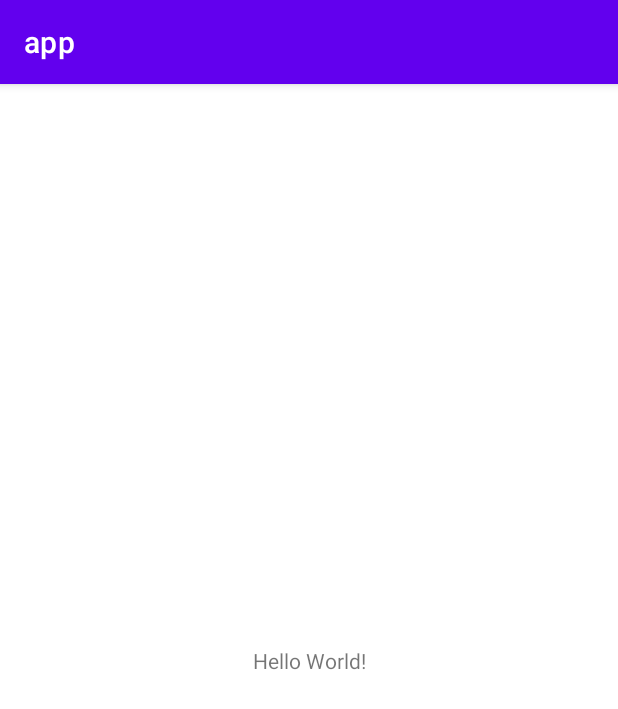
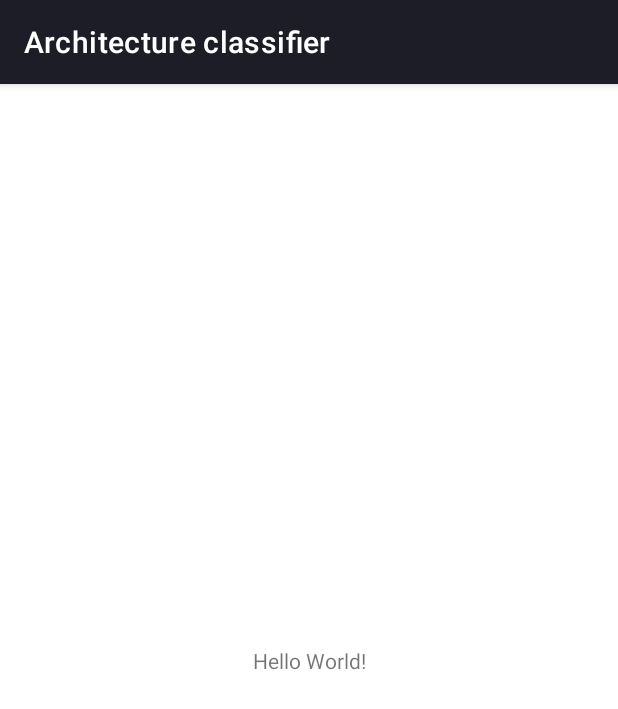
Before and after one commit to elysian-projects/architecture-classifier, an Android app: the screen it shows after launch (MainActivity), on a phone screen of 412 x 824 dp. Shown: the top 709 px of the screen. Run offline under Robolectric (Android 15) with nearby library versions, the phone set to English and light mode, and no system bars.

Commit message:
chore: change base colors in the color themes
* edit application name in strings

```diff
--- a/app/app/src/main/res/values-night/themes.xml
+++ b/app/app/src/main/res/values-night/themes.xml
@@ -2,12 +2,12 @@
     <!-- Base application theme. -->
     <style name="Theme.App" parent="Theme.MaterialComponents.DayNight.DarkActionBar">
         <!-- Primary brand color. -->
-        <item name="colorPrimary">@color/purple_200</item>
-        <item name="colorPrimaryVariant">@color/purple_700</item>
+        <item name="colorPrimary">@color/gray_dark</item>
+        <item name="colorPrimaryVariant">@color/gray_dark</item>
         <item name="colorOnPrimary">@color/black</item>
         <!-- Secondary brand color. -->
-        <item name="colorSecondary">@color/teal_200</item>
-        <item name="colorSecondaryVariant">@color/teal_200</item>
+        <item name="colorSecondary">@color/green</item>
+        <item name="colorSecondaryVariant">@color/yellow</item>
         <item name="colorOnSecondary">@color/black</item>
         <!-- Status bar color. -->
         <item name="android:statusBarColor">?attr/colorPrimaryVariant</item>
--- a/app/app/src/main/res/values/colors.xml
+++ b/app/app/src/main/res/values/colors.xml
@@ -1,10 +1,13 @@
 <?xml version="1.0" encoding="utf-8"?>
 <resources>
-    <color name="purple_200">#FFBB86FC</color>
-    <color name="purple_500">#FF6200EE</color>
-    <color name="purple_700">#FF3700B3</color>
-    <color name="teal_200">#FF03DAC5</color>
-    <color name="teal_700">#FF018786</color>
+    <color name="gray_dark">#1D1D27</color>
+    <color name="gray_light">#6C7B8A</color>
+    <color name="green">#63CF5A</color>
+    <color name="yellow">#FFCC00</color>
+    <color name="red">#FF3D00</color>
+    <color name="teal">#00BAC6</color>
+    <color name="purple_dark">#9747FF</color>
+    <color name="purple_light">#FF00FF</color>
     <color name="black">#FF000000</color>
     <color name="white">#FFFFFFFF</color>
 </resources>
--- a/app/app/src/main/res/values/strings.xml
+++ b/app/app/src/main/res/values/strings.xml
@@ -1,3 +1,3 @@
 <resources>
-    <string name="app_name">app</string>
+    <string name="app_name">Architecture classifier</string>
 </resources>
--- a/app/app/src/main/res/values/themes.xml
+++ b/app/app/src/main/res/values/themes.xml
@@ -1,16 +1,15 @@
 <resources xmlns:tools="http://schemas.android.com/tools">
-    <!-- Base application theme. -->
     <style name="Theme.App" parent="Theme.MaterialComponents.DayNight.DarkActionBar">
         <!-- Primary brand color. -->
-        <item name="colorPrimary">@color/purple_500</item>
-        <item name="colorPrimaryVariant">@color/purple_700</item>
+        <item name="colorPrimary">@color/gray_dark</item>
+        <item name="colorPrimaryVariant">@color/gray_light</item>
         <item name="colorOnPrimary">@color/white</item>
         <!-- Secondary brand color. -->
-        <item name="colorSecondary">@color/teal_200</item>
-        <item name="colorSecondaryVariant">@color/teal_700</item>
+        <item name="colorSecondary">@color/green</item>
+        <item name="colorSecondaryVariant">@color/yellow</item>
         <item name="colorOnSecondary">@color/black</item>
         <!-- Status bar color. -->
-        <item name="android:statusBarColor">?attr/colorPrimaryVariant</item>
+        <item name="android:statusBarColor">?attr/colorPrimary</item>
         <!-- Customize your theme here. -->
     </style>
 </resources>
```
